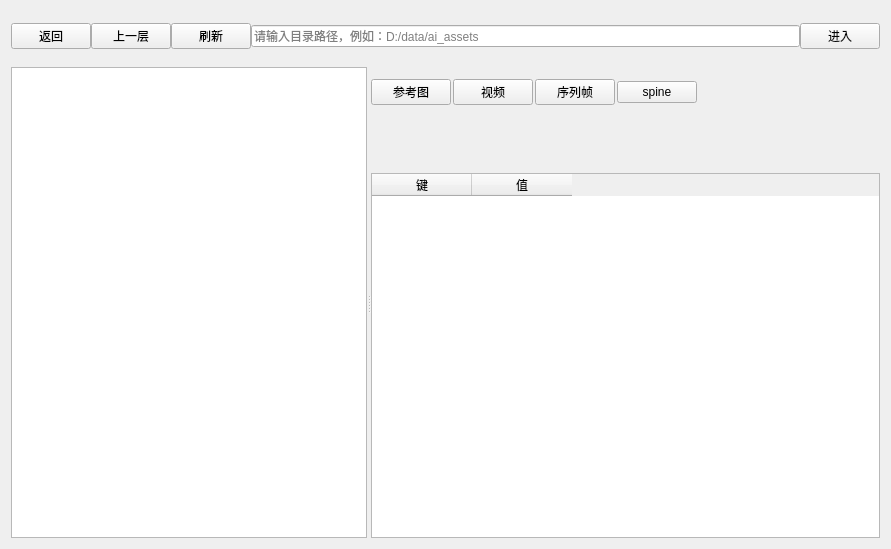
Old version of the form MuseLog/ui/tab_explorer.ui in the repository super999/MetaStoryBoard.
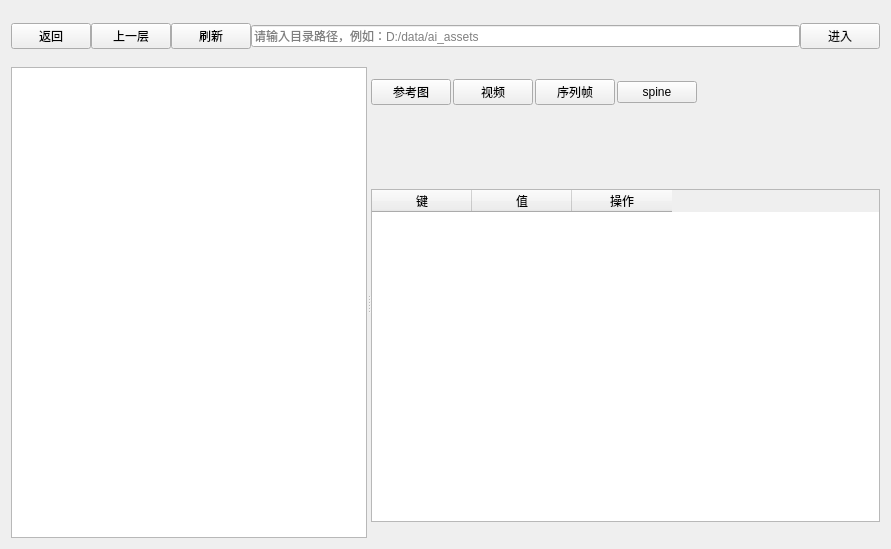
New version of the form.

Commit message: 添加元数据结构以支持目录元数据的收集与展示；更新UI以包含操作按钮和详细信息展示区域

What changed in the file:
```diff
--- a/MuseLog/ui/tab_explorer.ui
+++ b/MuseLog/ui/tab_explorer.ui
@@ -204,6 +204,43 @@
         </widget>
        </item>
        <item>
+        <widget class="QWidget" name="metaDataPanel" native="true">
+         <property name="minimumSize">
+          <size>
+           <width>0</width>
+           <height>150</height>
+          </size>
+         </property>
+         <layout class="QVBoxLayout" name="verticalLayout_3">
+          <property name="leftMargin">
+           <number>0</number>
+          </property>
+          <property name="topMargin">
+           <number>0</number>
+          </property>
+          <property name="rightMargin">
+           <number>0</number>
+          </property>
+          <property name="bottomMargin">
+           <number>0</number>
+          </property>
+          <item>
+           <widget class="QWidget" name="otherWidget" native="true">
+            <property name="minimumSize">
+             <size>
+              <width>0</width>
+              <height>10</height>
+             </size>
+            </property>
+            <property name="maximumSize">
+             <size>
+              <width>16777215</width>
+              <height>16777215</height>
+             </size>
+            </property>
+           </widget>
+          </item>
+          <item>
         <widget class="QTableWidget" name="tableMeta">
          <column>
           <property name="text">
@@ -215,6 +252,24 @@
            <string>值</string>
           </property>
          </column>
+            <column>
+             <property name="text">
+              <string>操作</string>
+             </property>
+            </column>
+           </widget>
+          </item>
+          <item>
+           <widget class="QWidget" name="DetailWidget" native="true">
+            <property name="minimumSize">
+             <size>
+              <width>0</width>
+              <height>10</height>
+             </size>
+            </property>
+           </widget>
+          </item>
+         </layout>
         </widget>
        </item>
       </layout>
```
Left out of the diff: 2 changed lines with no effect on the pictures. Lines whose indentation alone changed are shown as unchanged. The commit also changes 4 other files.
